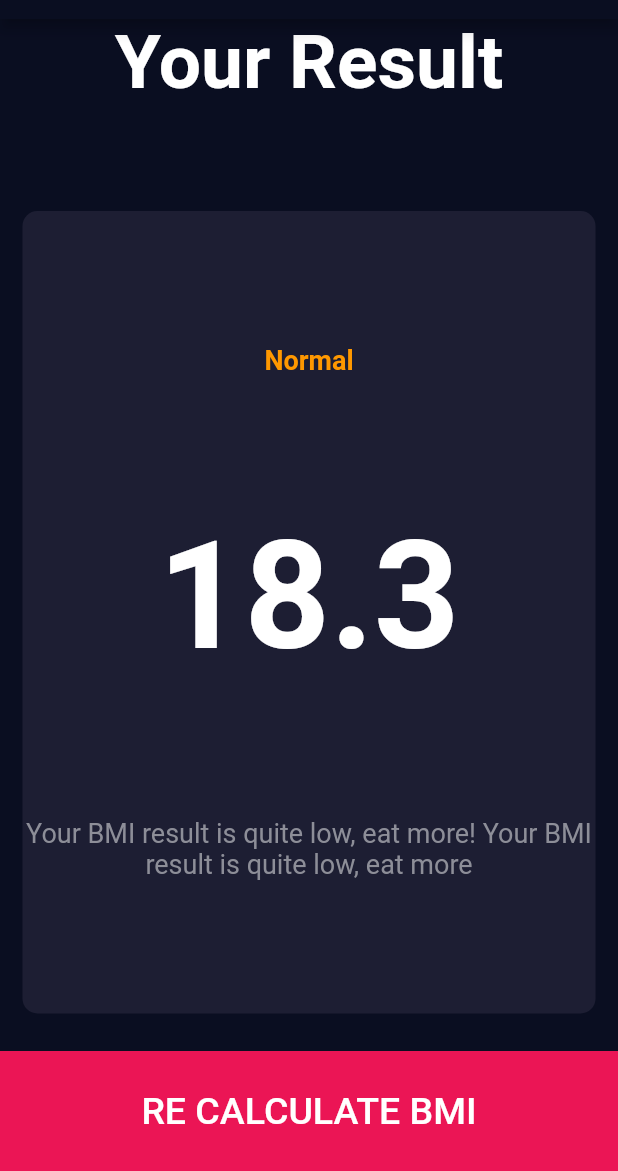
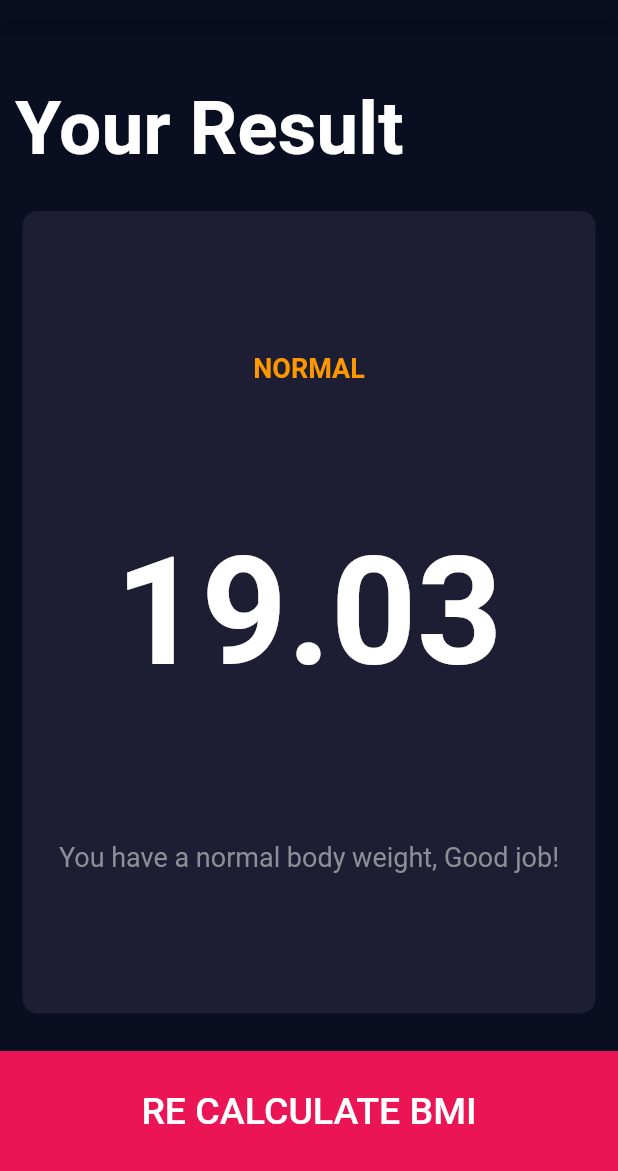
Before and after one commit to Sohel-Mahmud/BMICalculator-flutter, a Flutter app: the screen it shows after launch, after a tap on "CALCULATE", on a phone screen of 412 x 824 dp, the part 65-1236 px from its top. Run offline on Flutter 3.47's test engine with Material 2 defaults, Android fonts, the phone set to English and light mode, and no system bars; our stand-ins replace font_awesome_flutter.

Commit message:
project finished

```diff
--- /dev/null
+++ b/lib/calculator_brain.dart
@@ -0,0 +1,33 @@
+import 'dart:math';
+class CalculatorBrain{
+  final int height, weight, age;
+  double _bmi;
+
+  CalculatorBrain({this.height, this.weight, this.age});
+
+  String calculateBMI(){
+    _bmi = weight/ pow(height/100,2);
+
+    return _bmi.toStringAsFixed(2);
+  }
+
+  String getResult(){
+    if(_bmi >= 25){
+      return 'Overweight';
+    }else if( _bmi > 18.5){
+      return 'Normal';
+    }else{
+      return 'Underweight';
+    }
+  }
+
+   String getInterpretation(){
+    if(_bmi >= 25){
+      return 'You have higher than normal body weihgt, try to excercise more.';
+    }else if( _bmi > 18.5){
+      return 'You have a normal body weight, Good job!';
+    }else{
+      return 'You have a lower than normal body weight, You can eat a bit more.';
+    }
+  }
+}
--- a/lib/main.dart
+++ b/lib/main.dart
@@ -12,11 +12,7 @@ class BMICalculator extends StatelessWidget {
         primaryColor: Color(0xFF0A0E21),
         scaffoldBackgroundColor: Color(0xFF0A0E21),
       ),
-      initialRoute: '/',
-      routes: {
-        '/': (context) => InputPage(),
-        '/result': (context) => ResultPage()
-      },
+      home: InputPage(),
     );
   }
 }
--- a/lib/screens/input_page.dart
+++ b/lib/screens/input_page.dart
@@ -1,10 +1,12 @@
 import 'package:bmi_calculator/components/reusable_card.dart';
+import 'package:bmi_calculator/screens/results_page.dart';
 import 'package:flutter/material.dart';
 import 'package:font_awesome_flutter/font_awesome_flutter.dart';
 import 'package:bmi_calculator/components/bottom_button.dart';
 import 'package:bmi_calculator/components/icon_content.dart';
 import 'package:bmi_calculator/constants.dart';
 import 'package:bmi_calculator/components/rounded_icon_button.dart';
+import 'package:bmi_calculator/calculator_brain.dart';
 
 enum Gender { male, female }
 
@@ -215,7 +217,18 @@ class _InputPageState extends State<InputPage> {
           ),
           BottomButton(
             onTap: () {
-              Navigator.pushNamed(context, '/result');
+              CalculatorBrain calc =
+                  CalculatorBrain(height: height, weight: weight, age: age);
+              Navigator.push(
+                context,
+                MaterialPageRoute(
+                  builder: (context) => ResultPage(
+                    bmiResult: calc.calculateBMI(),
+                    resultText: calc.getResult(),
+                    interpretation: calc.getInterpretation(),
+                  ),
+                ),
+              );
             },
             buttonTitle: 'CALCULATE',
           )
--- a/lib/screens/results_page.dart
+++ b/lib/screens/results_page.dart
@@ -4,6 +4,11 @@ import 'package:bmi_calculator/components/bottom_button.dart';
 import 'package:bmi_calculator/components/reusable_card.dart';
 
 class ResultPage extends StatelessWidget {
+
+  final String bmiResult, resultText, interpretation;
+
+  ResultPage({@required this.bmiResult, @required this.resultText, @required this.interpretation});
+
   @override
   Widget build(BuildContext context) {
     return Scaffold(
@@ -16,6 +21,8 @@ class ResultPage extends StatelessWidget {
         children: <Widget>[
           Expanded(
             child: Container(
+              padding: EdgeInsets.all(10.0),
+              alignment: Alignment.bottomLeft,
               child: Text(
                 'Your Result',
                 style: kTitleTextStyle,
@@ -31,15 +38,15 @@ class ResultPage extends StatelessWidget {
                 mainAxisAlignment: MainAxisAlignment.spaceEvenly,
                 children: <Widget>[
                   Text(
-                    'Normal',
+                    resultText.toUpperCase(),
                     style: kResultTextStyle,
                   ),
                   Text(
-                    '18.3',
+                    bmiResult,
                     style: kBmiTextStyle,
                   ),
                   Text(
-                    'Your BMI result is quite low, eat more! Your BMI result is quite low, eat more',
+                    interpretation,
                     style: kLabelTextStyle,
                     textAlign: TextAlign.center,
                   )
```
